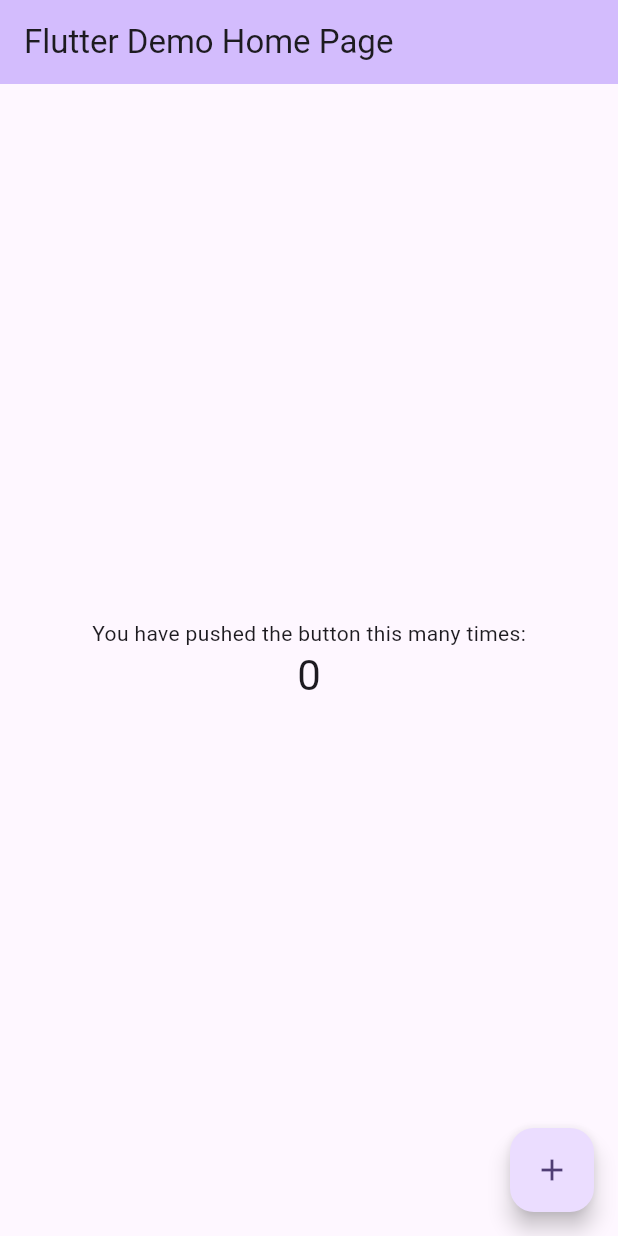
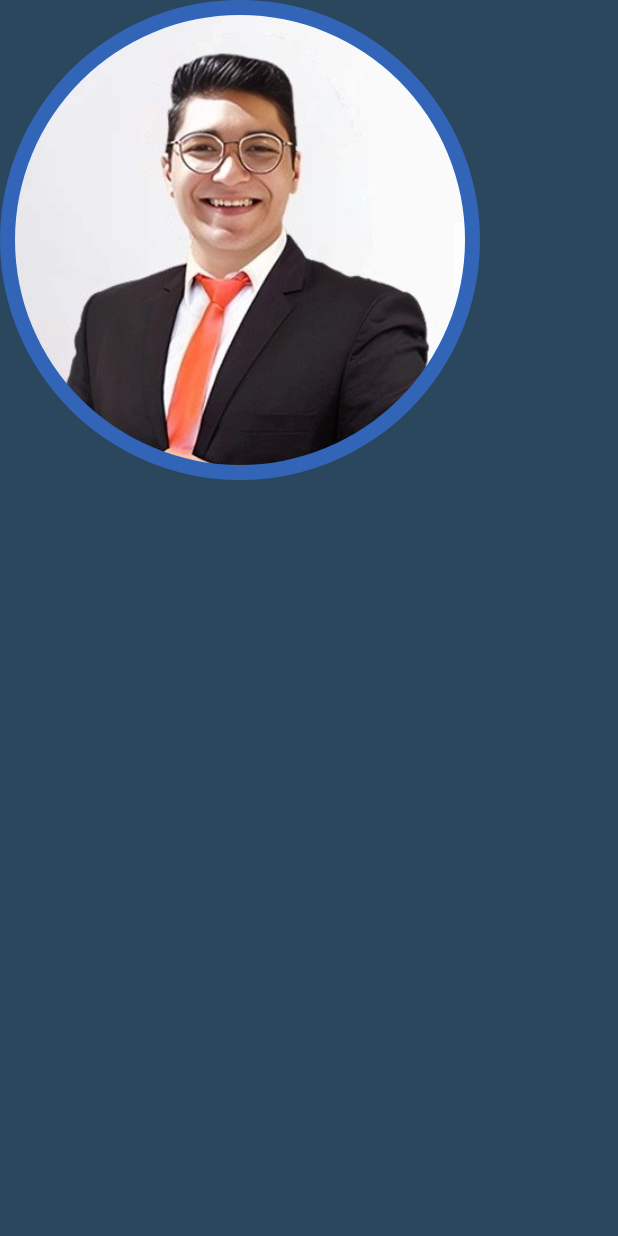
Before and after one commit to 0x3b3fc/business_card, a Flutter app: the screen it shows after launch, on a phone screen of 412 x 824 dp. Run offline on Flutter 3.47's test engine with Material 2 defaults, Android fonts, the phone set to English and light mode, and no system bars.

```diff
--- a/lib/main.dart
+++ b/lib/main.dart
@@ -1,125 +1,29 @@
 import 'package:flutter/material.dart';
 
 void main() {
-  runApp(const MyApp());
+  runApp(BusinessCardApp());
 }
 
-class MyApp extends StatelessWidget {
-  const MyApp({super.key});
-
-  // This widget is the root of your application.
+class BusinessCardApp extends StatelessWidget {
   @override
   Widget build(BuildContext context) {
     return MaterialApp(
-      title: 'Flutter Demo',
-      theme: ThemeData(
-        // This is the theme of your application.
-        //
-        // TRY THIS: Try running your application with "flutter run". You'll see
-        // the application has a blue toolbar. Then, without quitting the app,
-        // try changing the seedColor in the colorScheme below to Colors.green
-        // and then invoke "hot reload" (save your changes or press the "hot
-        // reload" button in a Flutter-supported IDE, or press "r" if you used
-        // the command line to start the app).
-        //
-        // Notice that the counter didn't reset back to zero; the application
-        // state is not lost during the reload. To reset the state, use hot
-        // restart instead.
-        //
-        // This works for code too, not just values: Most code changes can be
-        // tested with just a hot reload.
-        colorScheme: ColorScheme.fromSeed(seedColor: Colors.deepPurple),
-        useMaterial3: true,
-      ),
-      home: const MyHomePage(title: 'Flutter Demo Home Page'),
-    );
-  }
-}
-
-class MyHomePage extends StatefulWidget {
-  const MyHomePage({super.key, required this.title});
-
-  // This widget is the home page of your application. It is stateful, meaning
-  // that it has a State object (defined below) that contains fields that affect
-  // how it looks.
-
-  // This class is the configuration for the state. It holds the values (in this
-  // case the title) provided by the parent (in this case the App widget) and
-  // used by the build method of the State. Fields in a Widget subclass are
-  // always marked "final".
-
-  final String title;
-
-  @override
-  State<MyHomePage> createState() => _MyHomePageState();
-}
-
-class _MyHomePageState extends State<MyHomePage> {
-  int _counter = 0;
-
-  void _incrementCounter() {
-    setState(() {
-      // This call to setState tells the Flutter framework that something has
-      // changed in this State, which causes it to rerun the build method below
-      // so that the display can reflect the updated values. If we changed
-      // _counter without calling setState(), then the build method would not be
-      // called again, and so nothing would appear to happen.
-      _counter++;
-    });
-  }
-
-  @override
-  Widget build(BuildContext context) {
-    // This method is rerun every time setState is called, for instance as done
-    // by the _incrementCounter method above.
-    //
-    // The Flutter framework has been optimized to make rerunning build methods
-    // fast, so that you can just rebuild anything that needs updating rather
-    // than having to individually change instances of widgets.
-    return Scaffold(
-      appBar: AppBar(
-        // TRY THIS: Try changing the color here to a specific color (to
-        // Colors.amber, perhaps?) and trigger a hot reload to see the AppBar
-        // change color while the other colors stay the same.
-        backgroundColor: Theme.of(context).colorScheme.inversePrimary,
-        // Here we take the value from the MyHomePage object that was created by
-        // the App.build method, and use it to set our appbar title.
-        title: Text(widget.title),
-      ),
-      body: Center(
-        // Center is a layout widget. It takes a single child and positions it
-        // in the middle of the parent.
-        child: Column(
-          // Column is also a layout widget. It takes a list of children and
-          // arranges them vertically. By default, it sizes itself to fit its
-          // children horizontally, and tries to be as tall as its parent.
-          //
-          // Column has various properties to control how it sizes itself and
-          // how it positions its children. Here we use mainAxisAlignment to
-          // center the children vertically; the main axis here is the vertical
-          // axis because Columns are vertical (the cross axis would be
-          // horizontal).
-          //
-          // TRY THIS: Invoke "debug painting" (choose the "Toggle Debug Paint"
-          // action in the IDE, or press "p" in the console), to see the
-          // wireframe for each widget.
-          mainAxisAlignment: MainAxisAlignment.center,
-          children: <Widget>[
-            const Text(
-              'You have pushed the button this many times:',
-            ),
-            Text(
-              '$_counter',
-              style: Theme.of(context).textTheme.headlineMedium,
+      debugShowCheckedModeBanner: false,
+      home: Scaffold(
+        backgroundColor: Color(0xff2B475E),
+        body: Column(
+          children: [
+            CircleAvatar(
+              radius: 160,
+              backgroundColor: Color(0xff3265B8),
+              child: CircleAvatar(
+                radius: 150,
+                backgroundImage: AssetImage('images/personal.jpg'),
+              ),
             ),
           ],
         ),
       ),
-      floatingActionButton: FloatingActionButton(
-        onPressed: _incrementCounter,
-        tooltip: 'Increment',
-        child: const Icon(Icons.add),
-      ), // This trailing comma makes auto-formatting nicer for build methods.
     );
   }
 }
--- a/pubspec.yaml
+++ b/pubspec.yaml
@@ -59,9 +59,8 @@ flutter:
   uses-material-design: true
 
   # To add assets to your application, add an assets section, like this:
-  # assets:
-  #   - images/a_dot_burr.jpeg
-  #   - images/a_dot_ham.jpeg
+  assets:
+    - images/personal.jpg
 
   # An image asset can refer to one or more resolution-specific "variants", see
   # https://flutter.dev/assets-and-images/#resolution-aware
```
Also changed, not shown: images/personal.jpg (added), 1 other file.
